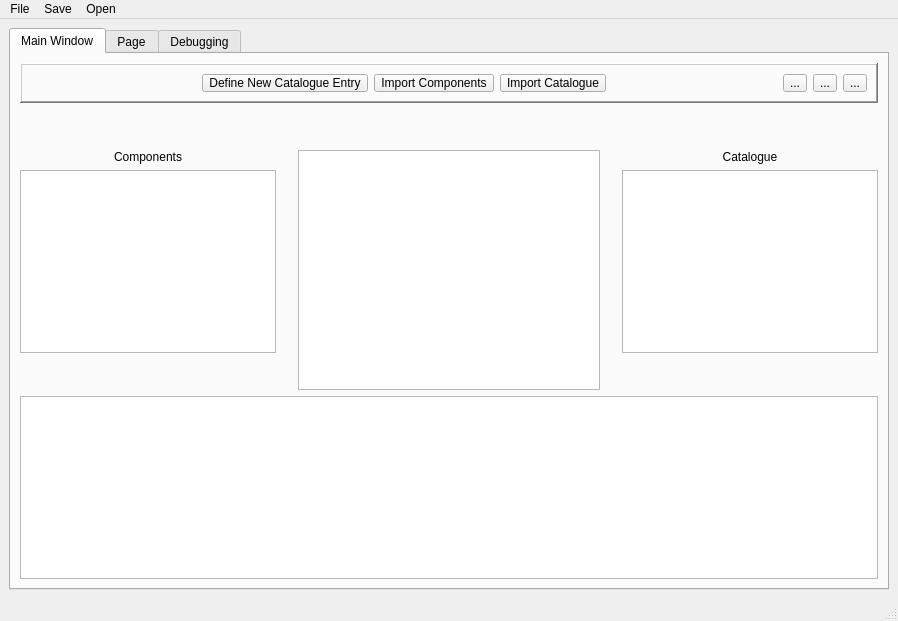
Above: SPSv2/mainwindow.ui from etquist/SPSv2 before the change. Below: the same form after it.
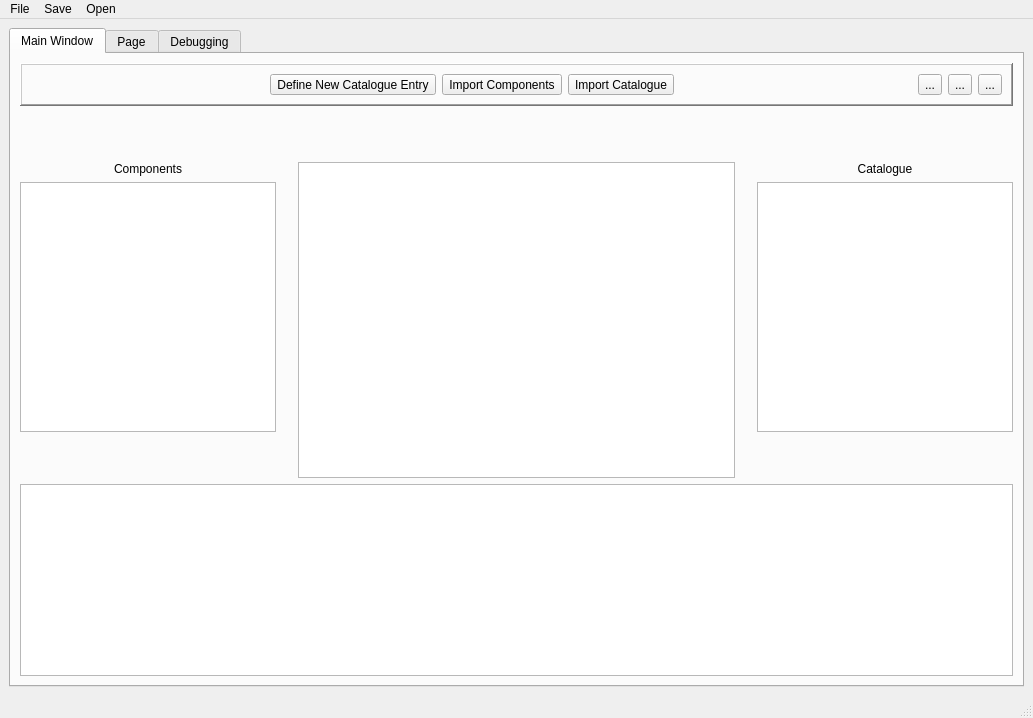
That is the form after the change. The open tabs and pages were chosen to show the change. Custom widgets are drawn as their Qt base class.

Diff of the .ui file:
```diff
--- a/SPSv2/mainwindow.ui
+++ b/SPSv2/mainwindow.ui
@@ -6,8 +6,8 @@
    <rect>
     <x>0</x>
     <y>0</y>
-    <width>898</width>
-    <height>621</height>
+    <width>1033</width>
+    <height>718</height>
    </rect>
   </property>
   <property name="windowTitle">
@@ -442,7 +442,7 @@
     <rect>
      <x>0</x>
      <y>0</y>
-     <width>898</width>
+     <width>1033</width>
      <height>22</height>
     </rect>
    </property>
```
Left out of the diff: 2 changed lines with no effect on the pictures.
